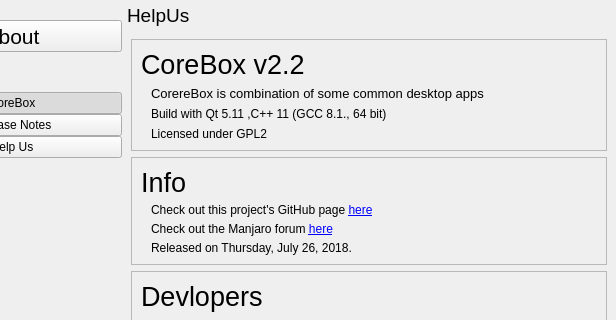
Before: the Qt Designer form app/about/about.ui in rahmanshaber/CoreApps, drawn with Qt 5; both pictures show x 108 to 724 and y 0 to 320 of the 724 by 615 pixel window.
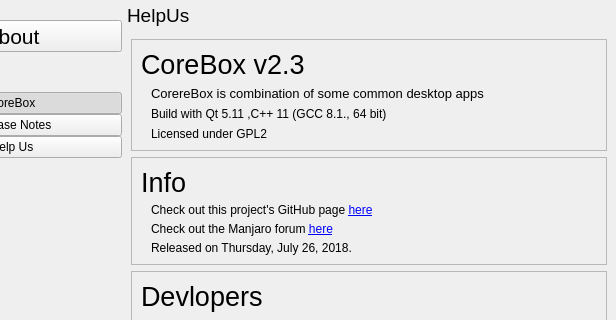
After: the same form once the commit is applied. Icons and pictures are not drawn.

Patch:
```diff
--- a/app/about/about.ui
+++ b/app/about/about.ui
@@ -241,7 +241,7 @@
                 </font>
                </property>
                <property name="text">
-                <string>CoreBox v2.2</string>
+                <string>CoreBox v2.3</string>
                </property>
                <property name="alignment">
                 <set>Qt::AlignLeading|Qt::AlignLeft|Qt::AlignVCenter</set>
```
